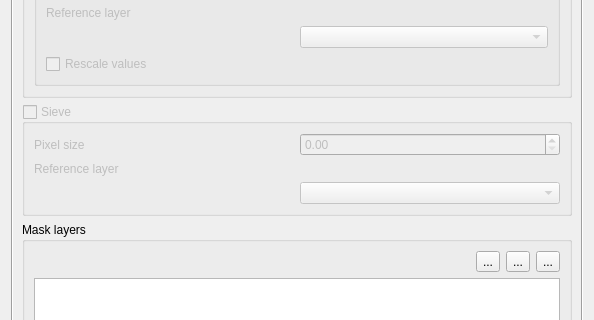
Qt form src/cplus_plugin/ui/cplus_settings.ui (ConservationInternational/cplus-plugin) before a commit; both pictures show x 0 to 594 and y 221 to 541 of the 594 by 719 pixel window.
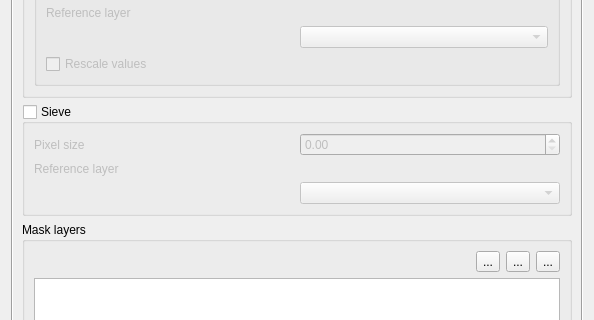
The same form after that commit. Custom widgets are drawn as their Qt base class.

Commit message: updates on sieve support

Patch:
```diff
--- a/src/cplus_plugin/ui/cplus_settings.ui
+++ b/src/cplus_plugin/ui/cplus_settings.ui
@@ -35,9 +35,9 @@
       <property name="geometry">
        <rect>
         <x>0</x>
-        <y>-172</y>
-        <width>557</width>
-        <height>875</height>
+        <y>0</y>
+        <width>558</width>
+        <height>755</height>
        </rect>
       </property>
       <layout class="QVBoxLayout" name="verticalLayout_5">
@@ -198,7 +198,7 @@
        <item>
         <widget class="QgsCollapsibleGroupBox" name="sieve_group_box">
          <property name="enabled">
-          <bool>false</bool>
+          <bool>true</bool>
          </property>
          <property name="title">
           <string>Sieve </string>
```
The commit also changes 1 other file.
